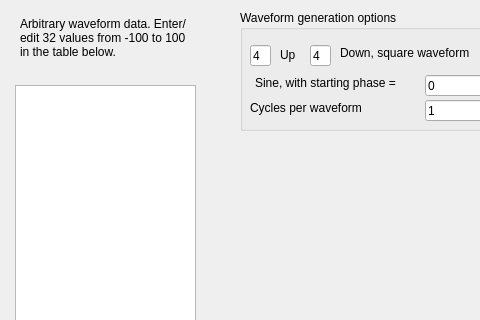
Old version of the form arbwaveformedit.ui in the repository MOBILionSystems/MIPS-app-MOBILion; both pictures show x 0 to 480 and y 0 to 320 of the 617 by 494 pixel window.
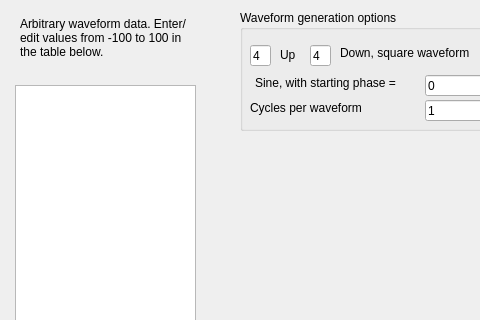
New version of the form. Custom widgets are drawn as their Qt base class.

```diff
--- a/arbwaveformedit.ui
+++ b/arbwaveformedit.ui
@@ -55,7 +55,7 @@
     </rect>
    </property>
    <property name="text">
-    <string>Arbitrary waveform data. Enter/edit 32 values from -100 to 100 in the table below.</string>
+    <string>Arbitrary waveform data. Enter/edit values from -100 to 100 in the table below.</string>
    </property>
    <property name="wordWrap">
     <bool>true</bool>
```
